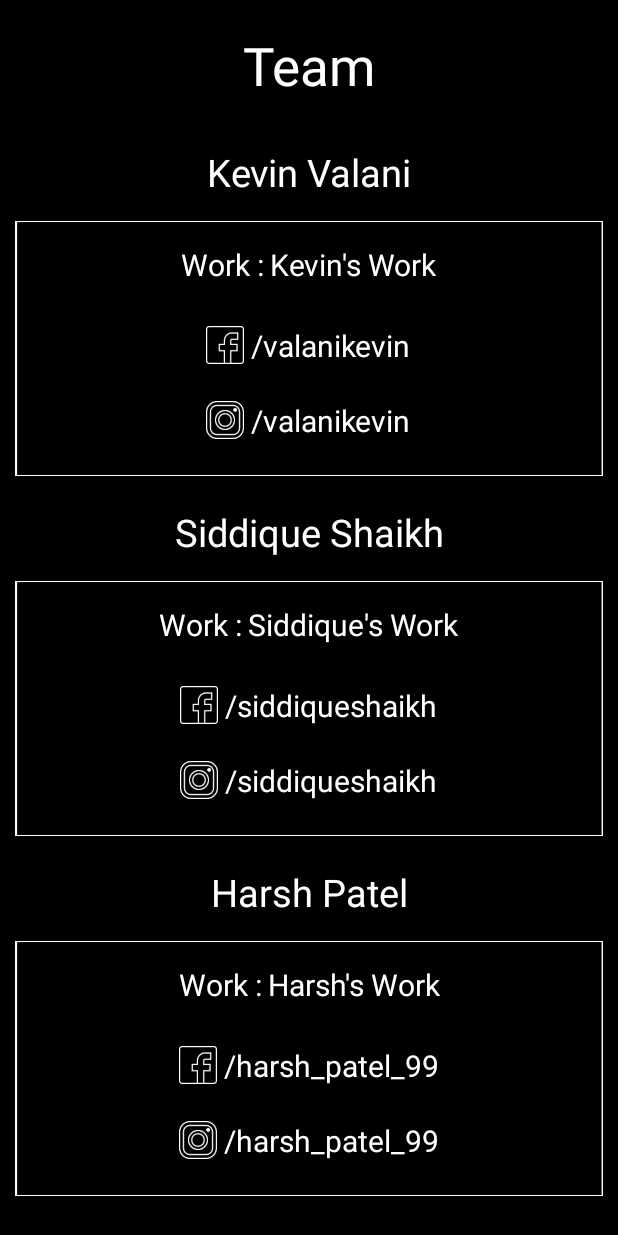
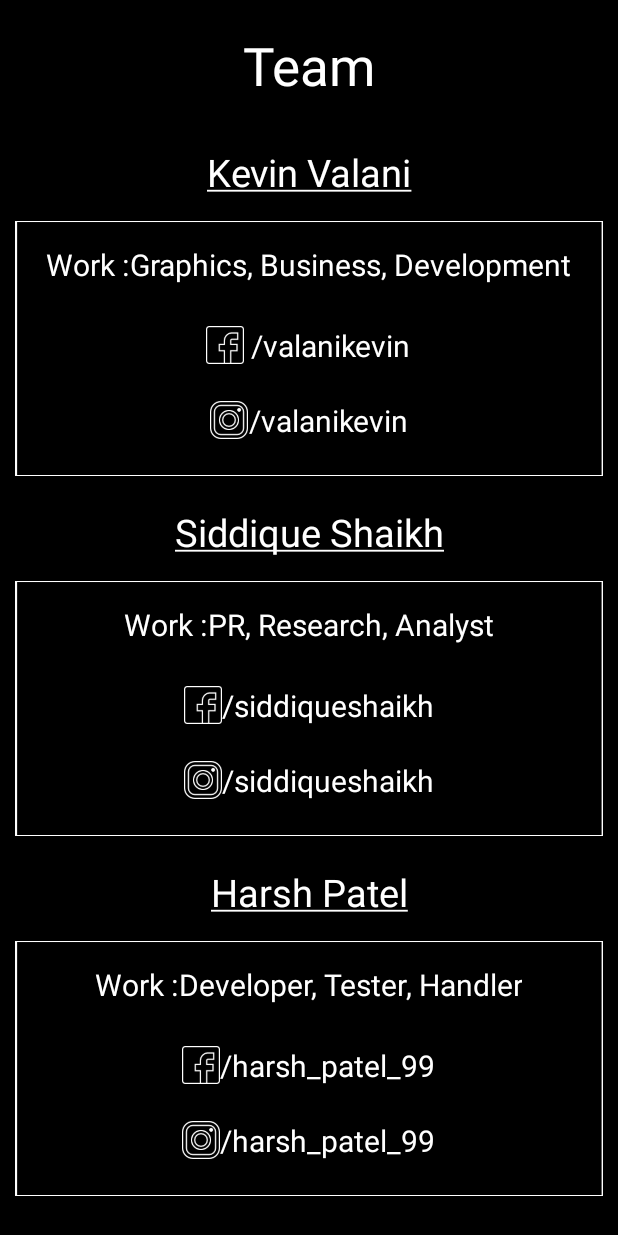
Before and after one commit to valanikevin/Trendy-Android-App, an Android app: the ContactTeam screen opened directly, with no data from a screen before it, on a phone screen of 412 x 824 dp. Run offline under Robolectric (Android 15) with nearby library versions, the phone set to English and light mode, and no system bars; Roboto replaces fonts that are not available here.

Commit message:
Team Work Done

```diff
--- a/app/src/main/res/layout/activity_contact_team.xml
+++ b/app/src/main/res/layout/activity_contact_team.xml
@@ -15,7 +15,7 @@
             android:layout_height="wrap_content"
             android:layout_margin="20dp"
             android:gravity="center"
-            android:text="Team"
+            android:text="@string/team_string"
             android:textColor="@color/white"
             android:textSize="35sp" />
 
@@ -27,7 +27,7 @@
             android:layout_marginRight="10dp"
             android:layout_marginTop="10dp"
             android:gravity="center"
-            android:text="Kevin Valani"
+            android:text="@string/kevin_valani"
             android:textColor="@color/white"
             android:textSize="25sp" />
 
@@ -51,7 +51,8 @@
                 <LinearLayout
                     android:layout_width="match_parent"
                     android:layout_height="wrap_content"
-                    android:layout_margin="10dp"
+                    android:layout_marginTop="10dp"
+                    android:layout_marginBottom="10dp"
                     android:gravity="center"
                     android:orientation="horizontal">
 
@@ -59,11 +60,9 @@
                         android:layout_width="wrap_content"
                         android:layout_height="wrap_content"
                         android:layout_marginBottom="5dp"
-                        android:layout_marginLeft="30dp"
-                        android:layout_marginStart="30dp"
                         android:layout_marginTop="5dp"
                         android:gravity="center"
-                        android:text="Work : "
+                        android:text="@string/work_string"
                         android:textColor="@color/white"
                         android:textSize="20sp" />
 
@@ -71,11 +70,9 @@
                         android:layout_width="wrap_content"
                         android:layout_height="wrap_content"
                         android:layout_marginBottom="5dp"
-                        android:layout_marginEnd="30dp"
-                        android:layout_marginRight="30dp"
                         android:layout_marginTop="5dp"
                         android:gravity="center"
-                        android:text="Kevin's Work"
+                        android:text="@string/kevin_work"
                         android:textColor="@color/white"
                         android:textSize="20sp" />
 
@@ -106,7 +103,7 @@
                         android:layout_marginEnd="30dp"
                         android:layout_marginRight="30dp"
                         android:layout_marginTop="5dp"
-                        android:gravity="left"
+                        android:gravity="center"
                         android:text=" /valanikevin"
                         android:textColor="@color/white"
                         android:textSize="20sp" />
@@ -138,8 +135,8 @@
                         android:layout_marginEnd="30dp"
                         android:layout_marginRight="30dp"
                         android:layout_marginTop="5dp"
-                        android:gravity="left"
-                        android:text=" /valanikevin"
+                        android:gravity="center"
+                        android:text="@string/valanikevin_social"
                         android:textColor="@color/white"
                         android:textSize="20sp" />
 
@@ -157,7 +154,7 @@
             android:layout_marginRight="10dp"
             android:layout_marginTop="10dp"
             android:gravity="center"
-            android:text="Siddique Shaikh"
+            android:text="@string/siddique_shaikh"
             android:textColor="@color/white"
             android:textSize="25sp" />
 
@@ -181,7 +178,8 @@
                 <LinearLayout
                     android:layout_width="match_parent"
                     android:layout_height="wrap_content"
-                    android:layout_margin="10dp"
+                    android:layout_marginTop="10dp"
+                    android:layout_marginBottom="10dp"
                     android:gravity="center"
                     android:orientation="horizontal">
 
@@ -189,11 +187,9 @@
                         android:layout_width="wrap_content"
                         android:layout_height="wrap_content"
                         android:layout_marginBottom="5dp"
-                        android:layout_marginLeft="30dp"
-                        android:layout_marginStart="30dp"
                         android:layout_marginTop="5dp"
                         android:gravity="center"
-                        android:text="Work : "
+                        android:text="@string/work_string"
                         android:textColor="@color/white"
                         android:textSize="20sp" />
 
@@ -201,11 +197,9 @@
                         android:layout_width="wrap_content"
                         android:layout_height="wrap_content"
                         android:layout_marginBottom="5dp"
-                        android:layout_marginEnd="30dp"
-                        android:layout_marginRight="30dp"
                         android:layout_marginTop="5dp"
-                        android:gravity="left"
-                        android:text="Siddique's Work"
+                        android:gravity="center"
+                        android:text="@string/siddique_work"
                         android:textColor="@color/white"
                         android:textSize="20sp" />
 
@@ -236,8 +230,8 @@
                         android:layout_marginEnd="30dp"
                         android:layout_marginRight="30dp"
                         android:layout_marginTop="5dp"
-                        android:gravity="left"
-                        android:text=" /siddiqueshaikh"
+                        android:gravity="center"
+                        android:text="@string/siddiqueshaikh_social"
                         android:textColor="@color/white"
                         android:textSize="20sp" />
 
@@ -268,8 +262,8 @@
                         android:layout_marginEnd="30dp"
                         android:layout_marginRight="30dp"
                         android:layout_marginTop="5dp"
-                        android:gravity="left"
-                        android:text=" /siddiqueshaikh"
+                        android:gravity="center"
+                        android:text="@string/siddiqueshaikh_social"
                         android:textColor="@color/white"
                         android:textSize="20sp" />
 
@@ -287,7 +281,7 @@
             android:layout_marginRight="10dp"
             android:layout_marginTop="10dp"
             android:gravity="center"
-            android:text="Harsh Patel"
+            android:text="@string/harsh_patel"
             android:textColor="@color/white"
             android:textSize="25sp" />
 
@@ -311,7 +305,8 @@
                 <LinearLayout
                     android:layout_width="match_parent"
                     android:layout_height="wrap_content"
-                    android:layout_margin="10dp"
+                    android:layout_marginTop="10dp"
+                    android:layout_marginBottom="10dp"
                     android:gravity="center"
                     android:orientation="horizontal">
 
@@ -319,11 +314,9 @@
                         android:layout_width="wrap_content"
                         android:layout_height="wrap_content"
                         android:layout_marginBottom="5dp"
-                        android:layout_marginLeft="30dp"
-                        android:layout_marginStart="30dp"
                         android:layout_marginTop="5dp"
                         android:gravity="center"
-                        android:text="Work : "
+                        android:text="@string/work_string"
                         android:textColor="@color/white"
                         android:textSize="20sp" />
 
@@ -331,11 +324,9 @@
                         android:layout_width="wrap_content"
                         android:layout_height="wrap_content"
                         android:layout_marginBottom="5dp"
-                        android:layout_marginEnd="30dp"
-                        android:layout_marginRight="30dp"
                         android:layout_marginTop="5dp"
-                        android:gravity="left"
-                        android:text="Harsh's Work"
+                        android:gravity="center"
+                        android:text="@string/harsh_work"
                         android:textColor="@color/white"
                         android:textSize="20sp" />
 
@@ -366,8 +357,8 @@
                         android:layout_marginEnd="30dp"
                         android:layout_marginRight="30dp"
                         android:layout_marginTop="5dp"
-                        android:gravity="left"
-                        android:text=" /harsh_patel_99"
+                        android:gravity="center"
+                        android:text="@string/harsh_patel_social"
                         android:textColor="@color/white"
                         android:textSize="20sp" />
 
@@ -398,8 +389,8 @@
                         android:layout_marginEnd="30dp"
                         android:layout_marginRight="30dp"
                         android:layout_marginTop="5dp"
-                        android:gravity="left"
-                        android:text=" /harsh_patel_99"
+                        android:gravity="center"
+                        android:text="@string/harsh_patel_social"
                         android:textColor="@color/white"
                         android:textSize="20sp" />
 
--- a/app/src/main/res/values/strings.xml
+++ b/app/src/main/res/values/strings.xml
@@ -243,4 +243,19 @@
     <string name="dialog_internet_title">No internet</string>
     <string name="dialog_internet_description">You seem to have no internet connection, this app requires internet to get the latest content.\n\nYou can continue accessing Liked Posts Offline by tapping <b>3 Dots in Top Right Corner then Liked Posts</b></string>
 
+    <string name="team_string">Team</string>
+    <string name="work_string">Work :</string>
+
+    <string name="kevin_valani"><u>Kevin Valani</u></string>
+    <string name="siddique_shaikh"><u>Siddique Shaikh</u></string>
+    <string name="harsh_patel"><u>Harsh Patel</u></string>
+
+    <string name="valanikevin_social">/valanikevin</string>
+    <string name="siddiqueshaikh_social">/siddiqueshaikh</string>
+    <string name="harsh_patel_social">/harsh_patel_99</string>
+
+    <string name="kevin_work">Graphics, Business, Development</string>
+    <string name="harsh_work">Developer, Tester, Handler</string>
+    <string name="siddique_work">PR, Research, Analyst</string>
+
 </resources>
```
